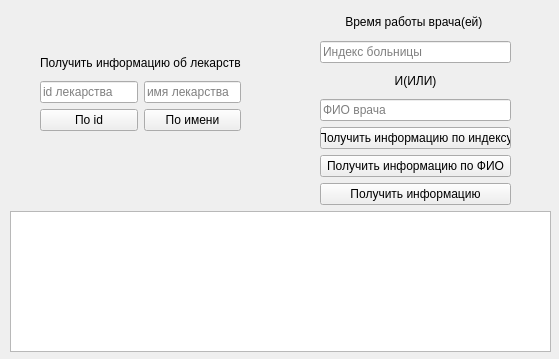
Before: the Qt Designer form client/gui/ui/info_window.ui in Banifest/HospitalDB, drawn with Qt 5.
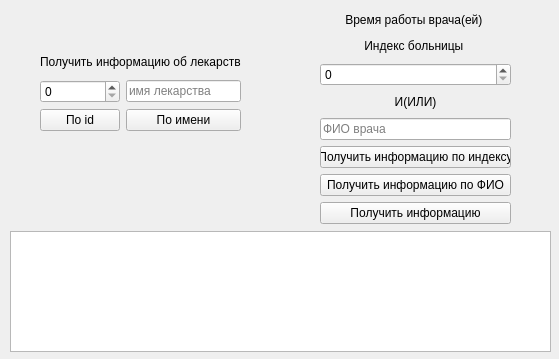
After: the same form once the commit is applied. Icons and pictures are not drawn.

Diff of the .ui file:
```diff
--- a/client/gui/ui/info_window.ui
+++ b/client/gui/ui/info_window.ui
@@ -1249,16 +1249,9 @@
             </property>
             <layout class="QGridLayout" name="gridLayout_5">
                 <item row="1" column="0">
-                    <widget class="QLineEdit" name="drag_id_text_box">
-                        <property name="placeholderText">
-                            <string>id лекарства</string>
-                        </property>
-                    </widget>
-                </item>
-                <item row="2" column="1">
-                    <widget class="QPushButton" name="drag_by_name_button">
-                        <property name="text">
-                            <string>По имени</string>
+                    <widget class="QSpinBox" name="drag_id_text_box">
+                        <property name="maximum">
+                            <number>9999999</number>
                         </property>
                     </widget>
                 </item>
@@ -1279,6 +1272,13 @@
                         </property>
                     </widget>
                 </item>
+                <item row="2" column="1">
+                    <widget class="QPushButton" name="drag_by_name_button">
+                        <property name="text">
+                            <string>По имени</string>
+                        </property>
+                    </widget>
+                </item>
                 <item row="0" column="0" colspan="2">
                     <widget class="QLabel" name="label_7">
                         <property name="text">
@@ -1292,9 +1292,9 @@
             <property name="geometry">
                 <rect>
                     <x>10</x>
-                    <y>211</y>
+                    <y>231</y>
                     <width>541</width>
-                    <height>141</height>
+                    <height>121</height>
                 </rect>
             </property>
         </widget>
@@ -1304,11 +1304,25 @@
                     <x>320</x>
                     <y>10</y>
                     <width>191</width>
-                    <height>195</height>
+                    <height>214</height>
                 </rect>
             </property>
             <layout class="QGridLayout" name="gridLayout">
-                <item row="4" column="0">
+                <item row="2" column="0">
+                    <widget class="QSpinBox" name="get_work_time_zip_text_box">
+                        <property name="maximum">
+                            <number>99999999</number>
+                        </property>
+                    </widget>
+                </item>
+                <item row="7" column="0">
+                    <widget class="QPushButton" name="get_time_work_button">
+                        <property name="text">
+                            <string>Получить информацию</string>
+                        </property>
+                    </widget>
+                </item>
+                <item row="5" column="0">
                     <widget class="QPushButton" name="get_time_work_by_zip_button">
                         <property name="text">
                             <string>Получить информацию по индексу</string>
@@ -1316,39 +1330,29 @@
                     </widget>
                 </item>
                 <item row="3" column="0">
-                    <widget class="QLineEdit" name="get_work_time_fio_text_box">
-                        <property name="text">
-                            <string/>
-                        </property>
-                        <property name="placeholderText">
-                            <string>ФИО врача</string>
-                        </property>
-                    </widget>
-                </item>
-                <item row="1" column="0">
-                    <widget class="QLineEdit" name="get_work_time_zip_text_box">
-                        <property name="text">
-                            <string/>
-                        </property>
-                        <property name="placeholderText">
-                            <string>Индекс больницы</string>
-                        </property>
-                    </widget>
-                </item>
-                <item row="2" column="0">
                     <widget class="QLabel" name="label_2">
                         <property name="text">
                             <string>&lt;html&gt;&lt;head/&gt;&lt;body&gt;&lt;p align=&quot;center&quot;&gt;И(ИЛИ)&lt;/p&gt;&lt;/body&gt;&lt;/html&gt;</string>
                         </property>
                     </widget>
                 </item>
-                <item row="5" column="0">
+                <item row="6" column="0">
                     <widget class="QPushButton" name="get_time_work_by_fio_button">
                         <property name="text">
                             <string>Получить информацию по ФИО</string>
                         </property>
                     </widget>
                 </item>
+                <item row="4" column="0">
+                    <widget class="QLineEdit" name="get_work_time_fio_text_box">
+                        <property name="text">
+                            <string/>
+                        </property>
+                        <property name="placeholderText">
+                            <string>ФИО врача</string>
+                        </property>
+                    </widget>
+                </item>
                 <item row="0" column="0">
                     <widget class="QLabel" name="label">
                         <property name="text">
@@ -1358,10 +1362,12 @@
                         </property>
                     </widget>
                 </item>
-                <item row="6" column="0">
-                    <widget class="QPushButton" name="get_time_work_button">
+                <item row="1" column="0">
+                    <widget class="QLabel" name="label_3">
                         <property name="text">
-                            <string>Получить информацию</string>
+                            <string>&lt;html&gt;&lt;head/&gt;&lt;body&gt;&lt;p align=&quot;center&quot;&gt;Индекс
+                                больницы&lt;/p&gt;&lt;/body&gt;&lt;/html&gt;
+                            </string>
                         </property>
                     </widget>
                 </item>
```
